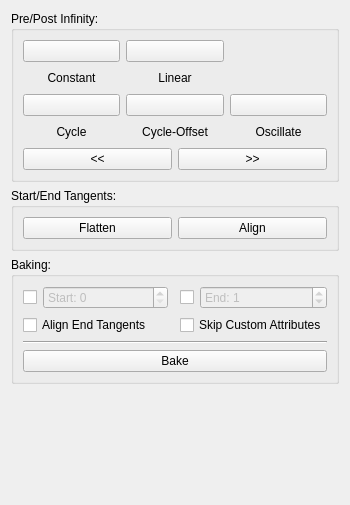
Before: the Qt Designer form ui/tabs/qlooptab.ui in bhsingleton/poser, drawn with Qt 5.
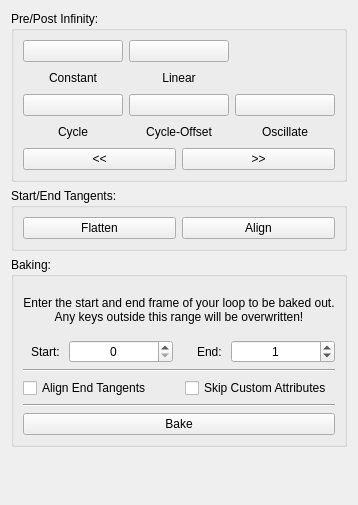
After: the same form once the commit is applied. Icons and pictures are not drawn. Custom widgets are drawn as their Qt base class.

Commit message: Reworking looping logic.

Diff of the .ui file:
```diff
--- a/ui/tabs/qlooptab.ui
+++ b/ui/tabs/qlooptab.ui
@@ -438,67 +438,14 @@
       <string>Baking:</string>
      </property>
      <layout class="QGridLayout" name="gridLayout_2">
-      <item row="0" column="1">
-       <widget class="QWidget" name="startTimeWidget" native="true">
-        <layout class="QHBoxLayout" name="horizontalLayout">
-         <property name="leftMargin">
-          <number>0</number>
-         </property>
-         <property name="topMargin">
-          <number>0</number>
-         </property>
-         <property name="rightMargin">
-          <number>0</number>
-         </property>
-         <property name="bottomMargin">
-          <number>0</number>
-         </property>
-         <item>
-          <widget class="QCheckBox" name="startTimeCheckBox">
-           <property name="text">
-            <string/>
-           </property>
-          </widget>
-         </item>
-         <item>
-          <widget class="QSpinBox" name="startTimeSpinBox">
-           <property name="enabled">
-            <bool>false</bool>
-           </property>
-           <property name="sizePolicy">
-            <sizepolicy hsizetype="Expanding" vsizetype="Fixed">
-             <horstretch>0</horstretch>
-             <verstretch>0</verstretch>
-            </sizepolicy>
-           </property>
-           <property name="toolTip">
-            <string>Specifies the start frame to bake from.</string>
-           </property>
-           <property name="prefix">
-            <string>Start: </string>
-           </property>
-           <property name="maximum">
-            <number>9999</number>
-           </property>
-           <property name="value">
-            <number>0</number>
-           </property>
-          </widget>
-         </item>
-        </layout>
-       </widget>
-      </item>
-      <item row="2" column="3">
-       <widget class="QCheckBox" name="skipCustomAttributesCheckBox">
-        <property name="toolTip">
-         <string>Ignores any custom attributes when baking.</string>
+      <item row="4" column="1" colspan="3">
+       <widget class="Line" name="line">
+        <property name="orientation">
+         <enum>Qt::Horizontal</enum>
         </property>
-        <property name="text">
-         <string>Skip Custom Attributes</string>
-        </property>
        </widget>
       </item>
-      <item row="0" column="3">
+      <item row="1" column="3">
        <widget class="QWidget" name="endTimeWidget" native="true">
         <layout class="QHBoxLayout" name="horizontalLayout_2">
          <property name="leftMargin">
@@ -514,29 +461,53 @@
           <number>0</number>
          </property>
          <item>
-          <widget class="QCheckBox" name="endTimeCheckBox">
-           <property name="text">
-            <string/>
-           </property>
-          </widget>
-         </item>
-         <item>
-          <widget class="QSpinBox" name="endTimeSpinBox">
-           <property name="enabled">
-            <bool>false</bool>
-           </property>
+          <widget class="QLabel" name="endTimeLabel">
            <property name="sizePolicy">
-            <sizepolicy hsizetype="Expanding" vsizetype="Fixed">
+            <sizepolicy hsizetype="Fixed" vsizetype="Preferred">
              <horstretch>0</horstretch>
              <verstretch>0</verstretch>
             </sizepolicy>
            </property>
-           <property name="toolTip">
-            <string>Specifies the end frame to bake to.</string>
+           <property name="minimumSize">
+            <size>
+             <width>40</width>
+             <height>0</height>
+            </size>
            </property>
-           <property name="prefix">
+           <property name="maximumSize">
+            <size>
+             <width>40</width>
+             <height>16777215</height>
+            </size>
+           </property>
+           <property name="text">
             <string>End: </string>
            </property>
+           <property name="alignment">
+            <set>Qt::AlignRight|Qt::AlignTrailing|Qt::AlignVCenter</set>
+           </property>
+          </widget>
+         </item>
+         <item>
+          <widget class="QTimeSpinBox" name="endTimeSpinBox">
+           <property name="enabled">
+            <bool>true</bool>
+           </property>
+           <property name="sizePolicy">
+            <sizepolicy hsizetype="Expanding" vsizetype="Fixed">
+             <horstretch>0</horstretch>
+             <verstretch>0</verstretch>
+            </sizepolicy>
+           </property>
+           <property name="toolTip">
+            <string>Specifies the end frame to bake to.</string>
+           </property>
+           <property name="alignment">
+            <set>Qt::AlignCenter</set>
+           </property>
+           <property name="prefix">
+            <string/>
+           </property>
            <property name="minimum">
             <number>-9999</number>
            </property>
@@ -551,7 +522,46 @@
         </layout>
        </widget>
       </item>
-      <item row="4" column="1" colspan="3">
+      <item row="2" column="1" colspan="3">
+       <widget class="Line" name="line_2">
+        <property name="orientation">
+         <enum>Qt::Horizontal</enum>
+        </property>
+       </widget>
+      </item>
+      <item row="0" column="1" colspan="3">
+       <widget class="QLabel" name="bakeLabel">
+        <property name="sizePolicy">
+         <sizepolicy hsizetype="Preferred" vsizetype="Fixed">
+          <horstretch>0</horstretch>
+          <verstretch>0</verstretch>
+         </sizepolicy>
+        </property>
+        <property name="minimumSize">
+         <size>
+          <width>0</width>
+          <height>48</height>
+         </size>
+        </property>
+        <property name="maximumSize">
+         <size>
+          <width>16777215</width>
+          <height>48</height>
+         </size>
+        </property>
+        <property name="text">
+         <string>Enter the start and end frame of your loop to be baked out.
+Any keys outside this range will be overwritten!</string>
+        </property>
+        <property name="alignment">
+         <set>Qt::AlignCenter</set>
+        </property>
+        <property name="wordWrap">
+         <bool>false</bool>
+        </property>
+       </widget>
+      </item>
+      <item row="5" column="1" colspan="3">
        <widget class="QPushButton" name="bakePushButton">
         <property name="toolTip">
          <string>Bakes the pre and post infinity curves down to the current animation range.</string>
@@ -561,7 +571,17 @@
         </property>
        </widget>
       </item>
-      <item row="2" column="1">
+      <item row="3" column="3">
+       <widget class="QCheckBox" name="skipCustomAttributesCheckBox">
+        <property name="toolTip">
+         <string>Ignores any custom attributes when baking.</string>
+        </property>
+        <property name="text">
+         <string>Skip Custom Attributes</string>
+        </property>
+       </widget>
+      </item>
+      <item row="3" column="1">
        <widget class="QCheckBox" name="alignEndTangentsCheckBox">
         <property name="toolTip">
          <string>Replaces the last keyframe with the first.</string>
@@ -571,11 +591,78 @@
         </property>
        </widget>
       </item>
-      <item row="3" column="1" colspan="3">
-       <widget class="Line" name="line">
-        <property name="orientation">
-         <enum>Qt::Horizontal</enum>
-        </property>
+      <item row="1" column="1">
+       <widget class="QWidget" name="startTimeWidget" native="true">
+        <layout class="QHBoxLayout" name="horizontalLayout">
+         <property name="leftMargin">
+          <number>0</number>
+         </property>
+         <property name="topMargin">
+          <number>0</number>
+         </property>
+         <property name="rightMargin">
+          <number>0</number>
+         </property>
+         <property name="bottomMargin">
+          <number>0</number>
+         </property>
+         <item>
+          <widget class="QLabel" name="startTimeLabel">
+           <property name="sizePolicy">
+            <sizepolicy hsizetype="Fixed" vsizetype="Preferred">
+             <horstretch>0</horstretch>
+             <verstretch>0</verstretch>
+            </sizepolicy>
+           </property>
+           <property name="minimumSize">
+            <size>
+             <width>40</width>
+             <height>0</height>
+            </size>
+           </property>
+           <property name="maximumSize">
+            <size>
+             <width>40</width>
+             <height>16777215</height>
+            </size>
+           </property>
+           <property name="text">
+            <string>Start: </string>
+           </property>
+           <property name="alignment">
+            <set>Qt::AlignRight|Qt::AlignTrailing|Qt::AlignVCenter</set>
+           </property>
+          </widget>
+         </item>
+         <item>
+          <widget class="QTimeSpinBox" name="startTimeSpinBox">
+           <property name="enabled">
+            <bool>true</bool>
+           </property>
+           <property name="sizePolicy">
+            <sizepolicy hsizetype="Expanding" vsizetype="Fixed">
+             <horstretch>0</horstretch>
+             <verstretch>0</verstretch>
+            </sizepolicy>
+           </property>
+           <property name="toolTip">
+            <string>Specifies the start frame to bake from.</string>
+           </property>
+           <property name="alignment">
+            <set>Qt::AlignCenter</set>
+           </property>
+           <property name="prefix">
+            <string/>
+           </property>
+           <property name="maximum">
+            <number>9999</number>
+           </property>
+           <property name="value">
+            <number>0</number>
+           </property>
+          </widget>
+         </item>
+        </layout>
        </widget>
       </item>
      </layout>
@@ -596,6 +683,13 @@
    </item>
   </layout>
  </widget>
+ <customwidgets>
+  <customwidget>
+   <class>QTimeSpinBox</class>
+   <extends>QSpinBox</extends>
+   <header>dcc/ui/qtimespinbox.h</header>
+  </customwidget>
+ </customwidgets>
  <resources>
   <include location="../resources.qrc"/>
  </resources>
```
Left out of the diff: 35 changed lines with no effect on the pictures. The commit also changes 1 other file.
